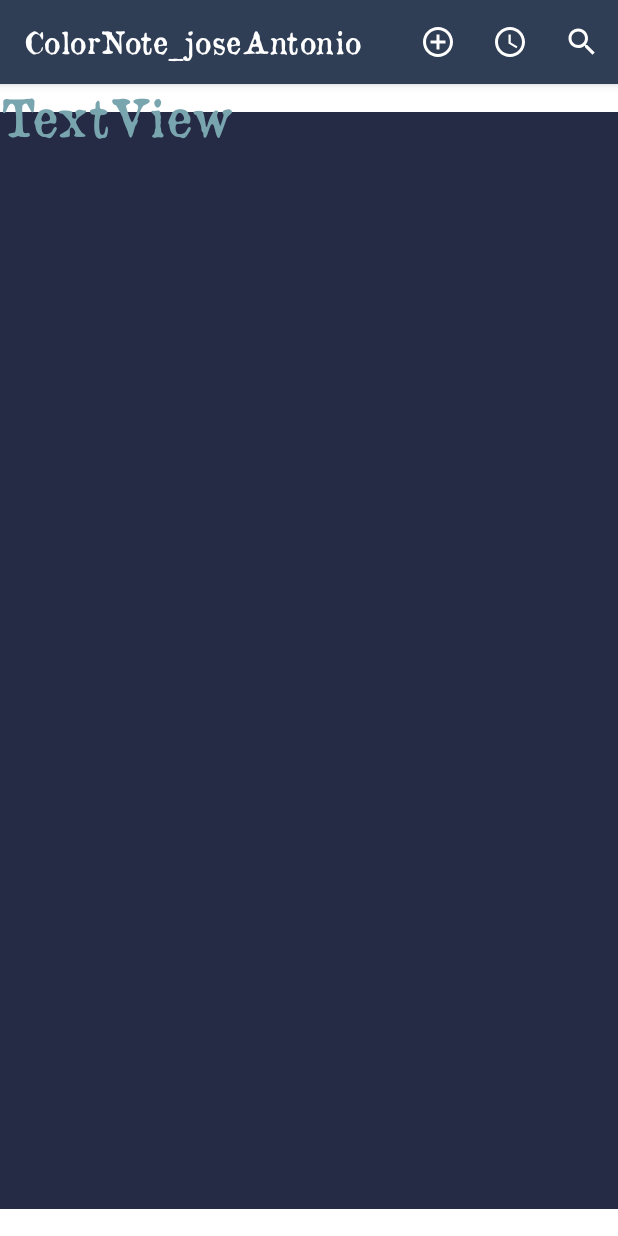
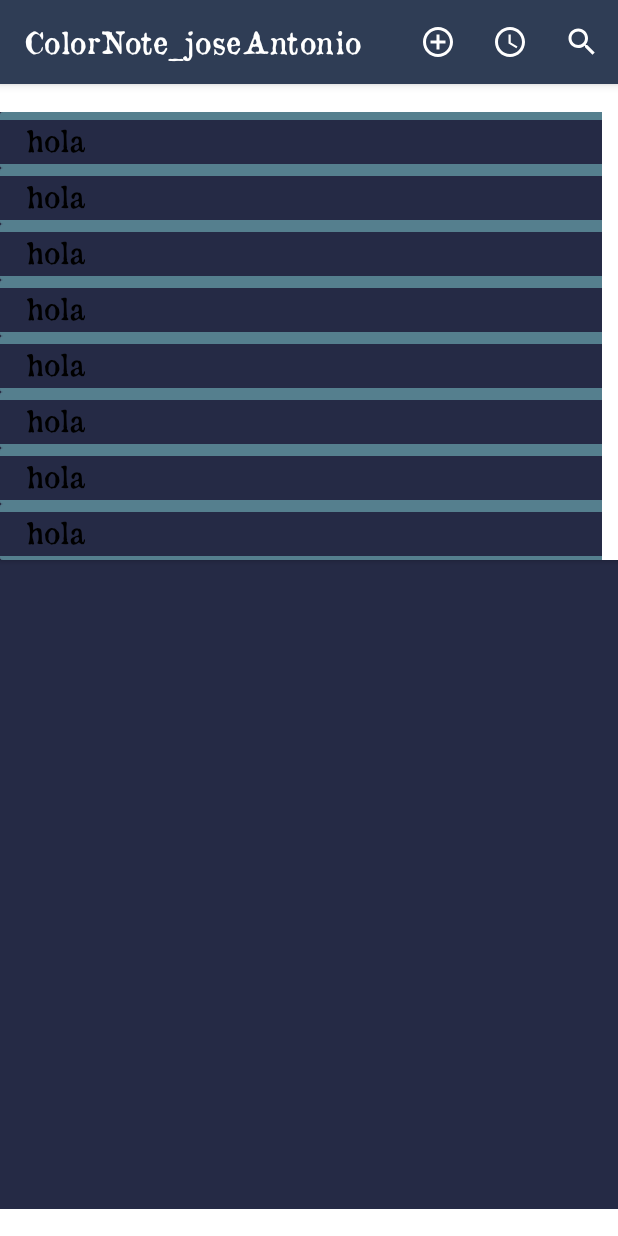
Before and after one commit to AfanaVG/ColorNote_joseAntonio, an Android app: the screen it shows after launch (MainActivity), on a phone screen of 412 x 824 dp. Run offline under Robolectric (Android 15) with nearby library versions, the light colour scheme and no system bars.

Commit message:
Implementado RecyclerView

```diff
--- /dev/null
+++ b/ColorNote_joseAntonio/app/src/main/java/com/example/colornote_joseantonio/Adaptadores/MiAdaptadorRecycler.kt
@@ -0,0 +1,126 @@
+package com.example.colornote_joseantonio.Adaptadores
+
+
+import android.content.Context
+import android.view.LayoutInflater
+import android.view.View
+import android.view.ViewGroup
+import android.widget.TextView
+import android.widget.Toast
+import androidx.recyclerview.widget.RecyclerView
+import com.example.colornote_joseantonio.Model.Nota
+import com.example.colornote_joseantonio.R
+
+
+class MiAdaptadorRecycler(var notas : ArrayList<Nota>, var  context: Context) : RecyclerView.Adapter<MiAdaptadorRecycler.ViewHolder>() {
+
+    companion object {
+        //Esta variable estática nos será muy útil para saber cual está marcado o no.
+        var seleccionado:Int = -1
+        /*
+        PAra marcar o desmarcar un elemento de la lista lo haremos diferente a una listView. En la listView el listener
+        está en la activity por lo que podemos controlar desde fuera el valor de seleccionado y pasarlo al adapter, asociamos
+        el adapter a la listview y resuelto.
+        En las RecyclerView usamos para pintar cada elemento la función bind (ver código más abajo, en la clase ViewHolder).
+        Esto se carga una vez, solo una vez, de ahí la eficiencia de las RecyclerView. Si queremos que el click que hagamos
+        se vea reflejado debemos recargar la lista, para ello forzamos la recarga con el método: notifyDataSetChanged().
+         */
+    }
+
+
+
+
+
+
+
+
+
+    /**
+     * onBindViewHolder() se encarga de coger cada una de las posiciones de la lista de personajes y pasarlas a la clase
+     * ViewHolder(clase interna, ver abajo) para que esta pinte todos los valores y active el evento onClick en cada uno.
+     */
+    override fun onBindViewHolder(holder: ViewHolder, position: Int) {
+        val item = notas.get(position)
+        holder.bind(item, context, position, this)
+    }
+
+    /**
+     *  Como su nombre indica lo que hará será devolvernos un objeto ViewHolder al cual le pasamos la celda que hemos creado.
+     */
+    override fun onCreateViewHolder(parent: ViewGroup, viewType: Int): ViewHolder {
+        val layoutInflater = LayoutInflater.from(parent.context)
+        //return ViewHolder(layoutInflater.inflate(R.layout.item_lo,parent,false))
+        return ViewHolder(layoutInflater.inflate(R.layout.item_nota_card,parent,false))
+    }
+
+    /**
+     * getItemCount() nos devuelve el tamaño de la lista, que lo necesita el RecyclerView.
+     */
+    override fun getItemCount(): Int {
+
+        return notas.size
+    }
+
+
+    //--------------------------------- Clase interna ViewHolder -----------------------------------
+    /**
+     * La clase ViewHolder. No es necesaria hacerla dentro del adapter, pero como van tan ligadas
+     * se puede declarar aquí.
+     */
+    class ViewHolder(view: View) : RecyclerView.ViewHolder(view) {
+        //Esto solo se asocia la primera vez que se llama a la clase, en el método onCreate de la clase que contiene a esta.
+        //Por eso no hace falta que hagamos lo que hacíamos en el método getView de los adaptadores para las listsViews.
+        //val nombrePersonaje = view.findViewById(R.id.txtNombre) as TextView
+        //val tipoPersonaje = view.findViewById(R.id.txtTipo) as TextView
+        //val avatar = view.findViewById(R.id.imgImagen) as ImageView
+
+        //Como en el ejemplo general de las listas (ProbandoListas) vemos que se puede inflar cada elemento con una card o con un layout.
+        val nombreNota = view.findViewById(R.id.txtNombre_itemNota) as TextView
+
+
+
+
+        /**
+         * Éste método se llama desde el método onBindViewHolder de la clase contenedora. Como no vuelve a crear un objeto
+         * sino que usa el ya creado en onCreateViewHolder, las asociaciones findViewById no vuelven a hacerse y es más eficiente.
+         */
+        fun bind(nota: Nota, context: Context, pos: Int, miAdaptadorRecycler: MiAdaptadorRecycler){
+            nombreNota.text = nota.nombre
+
+
+/**
+            when(encuesta.sistemaOperativo){
+                "LINUX"-> Glide.with(context).load(R.drawable.linux).into(so)
+                "WINDOWS"-> Glide.with(context).load(R.drawable.windows).into(so)
+                "MAC"-> Glide.with(context).load(R.drawable.apple).into(so)
+            }**/
+
+            //Para marcar o desmarcar al seleccionado usamos el siguiente código.
+            if (pos == MiAdaptadorRecycler.seleccionado) {
+                with(nombreNota) {
+                    this.setTextColor(resources.getColor(R.color.purple_200))
+                }
+            }
+            else {
+                with(nombreNota) {
+                    this.setTextColor(resources.getColor(R.color.black))
+                }
+            }
+            //Se levanta una escucha para cada item. Si pulsamos el seleccionado pondremos la selección a -1, en otro caso será el nuevo sleccionado.
+            itemView.setOnClickListener(View.OnClickListener
+                    {
+                        if (pos == MiAdaptadorRecycler.seleccionado){
+                            MiAdaptadorRecycler.seleccionado = -1
+                        }
+                        else {
+                            MiAdaptadorRecycler.seleccionado = pos
+
+                        }
+                        //Con la siguiente instrucción forzamos a recargar el viewHolder porque han cambiado los datos. Así pintará al seleccionado.
+                        miAdaptadorRecycler.notifyDataSetChanged()
+
+                        Toast.makeText(context, "Valor seleccionado " +  MiAdaptadorRecycler.seleccionado.toString(), Toast.LENGTH_SHORT).show()
+                    })
+        }
+    }
+}
--- a/ColorNote_joseAntonio/app/src/main/java/com/example/colornote_joseantonio/MainActivity.kt
+++ b/ColorNote_joseAntonio/app/src/main/java/com/example/colornote_joseantonio/MainActivity.kt
@@ -4,14 +4,37 @@
 import android.os.Bundle
 import android.view.Menu
 import android.widget.ListView
+import androidx.recyclerview.widget.LinearLayoutManager
+import androidx.recyclerview.widget.RecyclerView
+import com.example.colornote_joseantonio.Adaptadores.MiAdaptadorRecycler
+import com.example.colornote_joseantonio.Model.Nota
+import java.sql.Date
+import java.sql.Time
 
 class MainActivity : AppCompatActivity() {
+
+    lateinit var miRecyclerView : RecyclerView
+
     override fun onCreate(savedInstanceState: Bundle?) {
         super.onCreate(savedInstanceState)
         setContentView(R.layout.activity_main)
 
 
-        var pepe = arrayListOf<String>("pepe","holi")
+        var pepe = arrayListOf<Nota>(Nota("hola","simple", Time(10,10,10), Date(1999,10,1)))
+        pepe.add(Nota("hola","simple", Time(10,10,10), Date(1999,10,1)))
+        pepe.add(Nota("hola","simple", Time(10,10,10), Date(1999,10,1)))
+        pepe.add(Nota("hola","simple", Time(10,10,10), Date(1999,10,1)))
+        pepe.add(Nota("hola","simple", Time(10,10,10), Date(1999,10,1)))
+        pepe.add(Nota("hola","simple", Time(10,10,10), Date(1999,10,1)))
+        pepe.add(Nota("hola","simple", Time(10,10,10), Date(1999,10,1)))
+        pepe.add(Nota("hola","simple", Time(10,10,10), Date(1999,10,1)))
+
+
+        miRecyclerView = findViewById(R.id.listaNotas_mainActivity) as RecyclerView
+        miRecyclerView.setHasFixedSize(true)
+        miRecyclerView.layoutManager = LinearLayoutManager(this)
+        var miAdapter = MiAdaptadorRecycler(pepe, this)
+        miRecyclerView.adapter = miAdapter
 
         //var ml: ListView = findViewById(R.id.listVNotas_MainActivity)
 
--- a/ColorNote_joseAntonio/app/src/main/res/layout/activity_main.xml
+++ b/ColorNote_joseAntonio/app/src/main/res/layout/activity_main.xml
@@ -7,6 +7,7 @@
     tools:context=".MainActivity">
 
     <androidx.recyclerview.widget.RecyclerView
+        android:id="@+id/listaNotas_mainActivity"
         android:layout_width="413dp"
         android:layout_height="731dp"
         android:background="@color/azul6"
@@ -15,13 +16,4 @@
         app:layout_constraintStart_toStartOf="parent"
         app:layout_constraintTop_toTopOf="parent" />
 
-    <TextView
-        android:id="@+id/textView2"
-        android:layout_width="211dp"
-        android:layout_height="130dp"
-        android:text="TextView"
-        android:textSize="34sp"
-        tools:layout_editor_absoluteX="53dp"
-        tools:layout_editor_absoluteY="242dp" />
-
 </androidx.constraintlayout.widget.ConstraintLayout>
--- /dev/null
+++ b/ColorNote_joseAntonio/app/src/main/res/layout/item_nota_card.xml
@@ -0,0 +1,48 @@
+<?xml version="1.0" encoding="utf-8"?>
+<androidx.cardview.widget.CardView xmlns:android="http://schemas.android.com/apk/res/android"
+    xmlns:app="http://schemas.android.com/apk/res-auto"
+    xmlns:tools="http://schemas.android.com/tools"
+    android:layout_width="match_parent"
+    android:layout_height="wrap_content"
+
+
+    android:background="@color/azul6">
+
+    <androidx.constraintlayout.widget.ConstraintLayout
+        android:layout_width="401dp"
+        android:layout_height="match_parent"
+        android:background="@color/azul6">
+
+        <View
+            android:id="@+id/divider"
+            android:layout_width="match_parent"
+            android:layout_height="5dp"
+            android:background="@color/azul2"
+            app:layout_constraintBottom_toTopOf="@+id/txtNombre_itemNota"
+            app:layout_constraintEnd_toEndOf="parent"
+            app:layout_constraintStart_toStartOf="parent"
+            app:layout_constraintTop_toTopOf="parent" />
+
+        <TextView
+            android:id="@+id/txtNombre_itemNota"
+            android:layout_width="wrap_content"
+            android:layout_height="wrap_content"
+            android:text="TextView"
+            android:textSize="20sp"
+            app:layout_constraintBottom_toBottomOf="parent"
+            app:layout_constraintEnd_toEndOf="parent"
+            app:layout_constraintHorizontal_bias="0.047"
+            app:layout_constraintStart_toStartOf="parent"
+            app:layout_constraintTop_toTopOf="parent" />
+
+        <View
+            android:id="@+id/divider2"
+            android:layout_width="match_parent"
+            android:layout_height="5dp"
+            android:background="@color/azul2"
+            app:layout_constraintBottom_toBottomOf="parent"
+            app:layout_constraintEnd_toEndOf="parent"
+            app:layout_constraintStart_toStartOf="parent"
+            app:layout_constraintTop_toBottomOf="parent" />
+    </androidx.constraintlayout.widget.ConstraintLayout>
+</androidx.cardview.widget.CardView>
```
